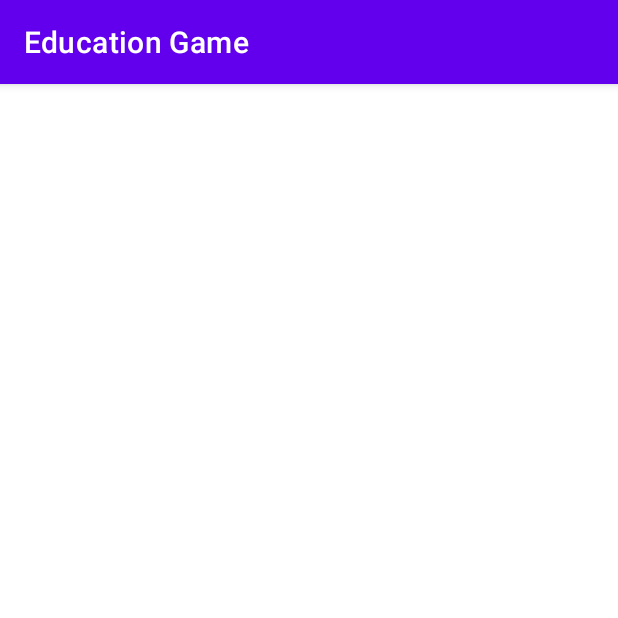
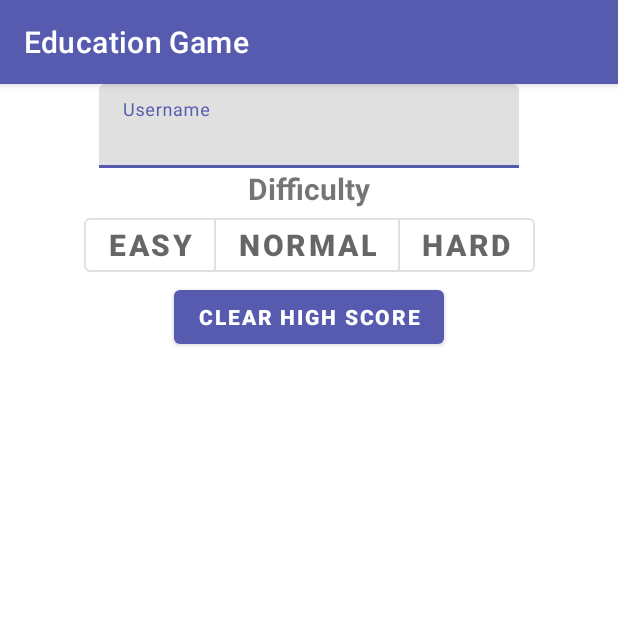
Before and after one commit to jgrimes91/Education_Game, an Android app: the fragment SettingsFragment shown on its own in the app's theme, on a phone screen of 412 x 824 dp, the top half of it. Run offline under Robolectric (Android 15) with nearby library versions, the phone set to English and light mode, and no system bars; our stand-ins replace data binding.

Commit message:
Settings Fragment XML UI components added: - Username text input - Difficulty button group
End of assignment work session commit.

```diff
--- a/app/src/main/res/layout/fragment_settings.xml
+++ b/app/src/main/res/layout/fragment_settings.xml
@@ -1,4 +1,5 @@
 <layout xmlns:android="http://schemas.android.com/apk/res/android"
+    xmlns:app="http://schemas.android.com/apk/res-auto"
     xmlns:tools="http://schemas.android.com/tools">
 
     <data>
@@ -11,6 +12,82 @@
         android:layout_height="match_parent"
         tools:context="au.edu.jcu.cp3406.education_game.SettingsFragment">
 
+        <com.google.android.material.textfield.TextInputLayout
+            android:id="@+id/usernameContainer"
+            android:layout_width="280dp"
+            android:layout_height="wrap_content"
+            android:hint="Username"
+            app:helperTextTextAppearance="@style/TextAppearance.MaterialComponents.Subtitle1"
+            app:layout_constraintEnd_toEndOf="parent"
+            app:layout_constraintStart_toStartOf="parent"
+            app:layout_constraintTop_toTopOf="parent">
 
+            <com.google.android.material.textfield.TextInputEditText
+                android:id="@+id/setUsername"
+                android:layout_width="match_parent"
+                android:layout_height="match_parent"
+                android:maxLines="1">
+
+            </com.google.android.material.textfield.TextInputEditText>
+        </com.google.android.material.textfield.TextInputLayout>
+
+        <TextView
+            android:id="@+id/difficultyTextView"
+            android:layout_width="wrap_content"
+            android:layout_height="wrap_content"
+            android:text="Difficulty"
+            android:textStyle="bold"
+            android:textSize="20sp"
+            app:layout_constraintEnd_toEndOf="parent"
+            app:layout_constraintStart_toStartOf="parent"
+            app:layout_constraintTop_toBottomOf="@+id/usernameContainer" />
+
+        <com.google.android.material.button.MaterialButtonToggleGroup
+            android:id="@+id/toggleButton"
+            android:layout_width="wrap_content"
+            android:layout_height="wrap_content"
+            app:layout_constraintEnd_toEndOf="parent"
+            app:layout_constraintStart_toStartOf="parent"
+            app:layout_constraintTop_toBottomOf="@+id/difficultyTextView"
+            app:singleSelection="true">
+
+            <Button
+                android:id="@+id/easyMode"
+                style="?attr/materialButtonOutlinedStyle"
+                android:layout_width="wrap_content"
+                android:layout_height="wrap_content"
+                android:text="Easy"
+                android:textSize="20sp"
+                android:textStyle="bold"/>
+
+            <Button
+                android:id="@+id/normalMode"
+                style="?attr/materialButtonOutlinedStyle"
+                android:layout_width="wrap_content"
+                android:layout_height="wrap_content"
+                android:text="Normal"
+                android:textSize="20sp"
+                android:textStyle="bold"/>
+
+            <Button
+                android:id="@+id/hardMode"
+                style="?attr/materialButtonOutlinedStyle"
+                android:layout_width="wrap_content"
+                android:layout_height="wrap_content"
+                android:text="Hard"
+                android:textSize="20sp"
+                android:textStyle="bold"/>
+
+        </com.google.android.material.button.MaterialButtonToggleGroup>
+
+        <Button
+            android:id="@+id/clearHighScore"
+            android:layout_width="wrap_content"
+            android:layout_height="wrap_content"
+            android:text="Clear High Score"
+            android:textStyle="bold"
+            app:layout_constraintEnd_toEndOf="parent"
+            app:layout_constraintStart_toStartOf="parent"
+            app:layout_constraintTop_toBottomOf="@+id/toggleButton" />
     </androidx.constraintlayout.widget.ConstraintLayout>
 </layout>
--- a/app/src/main/res/layout/fragment_title.xml
+++ b/app/src/main/res/layout/fragment_title.xml
@@ -44,18 +44,38 @@
             android:textStyle="bold"
             app:layout_constraintEnd_toEndOf="parent"
             app:layout_constraintStart_toStartOf="parent"
-            app:layout_constraintTop_toBottomOf="@+id/highScoreButton" />
+            app:layout_constraintTop_toBottomOf="@+id/rulesButton" />
 
         <ImageView
             android:id="@+id/imageView"
             android:layout_width="0dp"
             android:layout_height="192dp"
             android:scaleType="fitCenter"
-            app:layout_constraintBottom_toBottomOf="parent"
+
+            app:layout_constraintStart_toStartOf="parent"
+            app:layout_constraintTop_toBottomOf="@+id/usernameTextView"
+            app:srcCompat="@drawable/chicken_cropped" />
+
+        <TextView
+            android:id="@+id/usernameTextView"
+            android:layout_width="wrap_content"
+            android:layout_height="wrap_content"
+            android:text="Name"
+            android:textStyle="bold"
+            android:textSize="30sp"
+            app:layout_constraintStart_toStartOf="parent"
+            app:layout_constraintTop_toTopOf="parent" />
+
+        <Button
+            android:id="@+id/rulesButton"
+            android:layout_width="wrap_content"
+            android:layout_height="wrap_content"
+            android:text="How to play"
+            android:textSize="20sp"
+            android:textStyle="bold"
             app:layout_constraintEnd_toEndOf="parent"
             app:layout_constraintStart_toStartOf="parent"
-            app:layout_constraintTop_toTopOf="parent"
-            app:srcCompat="@drawable/chicken_cropped" />
+            app:layout_constraintTop_toBottomOf="@+id/highScoreButton" />
 
     </androidx.constraintlayout.widget.ConstraintLayout>
 </layout>
--- a/app/src/main/res/values/colors.xml
+++ b/app/src/main/res/values/colors.xml
@@ -14,4 +14,5 @@
     <color name="android_green">#A5CB43</color>
     <color name="blue_jeans">#52AFE6</color>
     <color name="liberty">#565BAF</color>
+
 </resources>
--- a/app/src/main/res/values/themes.xml
+++ b/app/src/main/res/values/themes.xml
@@ -2,7 +2,7 @@
     <!-- Base application theme. -->
     <style name="Theme.EducationGame" parent="Theme.MaterialComponents.DayNight.DarkActionBar">
         <!-- Primary brand color. -->
-        <item name="colorPrimary">@color/purple_500</item>
+        <item name="colorPrimary">@color/liberty</item>
         <item name="colorPrimaryVariant">@color/purple_700</item>
         <item name="colorOnPrimary">@color/white</item>
         <!-- Secondary brand color. -->
```
